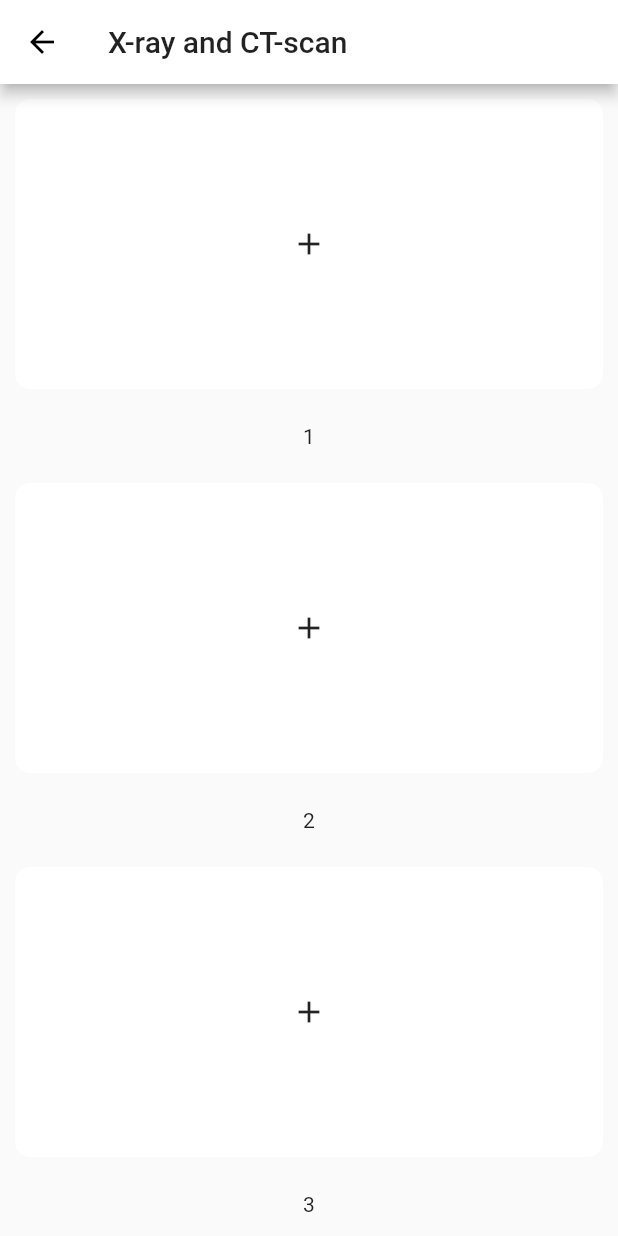
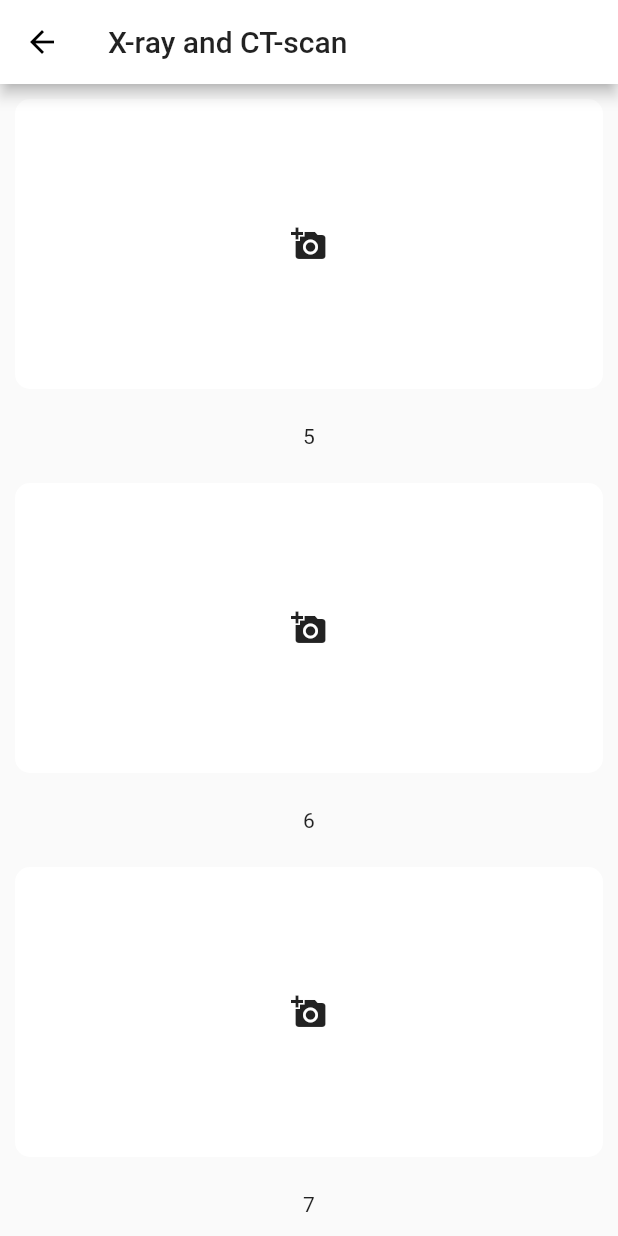
Before and after one commit to JayBhakhar/my_moblie_app, a Flutter app: the screen it shows after launch, in the side drawer, after a tap on "X-Ray And CT-scan", on a phone screen of 412 x 824 dp. Run offline on Flutter 3.47's test engine with Material 2 defaults, Android fonts, the phone set to English and light mode, and no system bars; our stand-ins replace cloud_firestore, firebase_core, image_picker, validators; accounts and stored records are empty.

Commit message:
x-ray and ct

```diff
--- a/lib/x-ray_and_CT.dart
+++ b/lib/x-ray_and_CT.dart
@@ -1,5 +1,8 @@
+import 'dart:io';
+
 import 'package:flutter/cupertino.dart';
 import 'package:flutter/material.dart';
+import 'package:image_picker/image_picker.dart';
 import 'package:star_smile/addPhotosContainer.dart';
 
 class XrayAndCt extends StatefulWidget {
@@ -8,6 +11,48 @@ class XrayAndCt extends StatefulWidget {
 }
 
 class _XrayAndCtState extends State<XrayAndCt> {
+  File _image1;
+  File _image2;
+  File _image3;
+
+  final picker = ImagePicker();
+
+  Future getImage1() async {
+    final pickedFile = await picker.getImage(source: ImageSource.gallery);
+
+    setState(() {
+      if (pickedFile != null) {
+        _image1 = File(pickedFile.path);
+      } else {
+        print('No image selected.');
+      }
+    });
+  }
+
+  Future getImage2() async {
+    final pickedFile = await picker.getImage(source: ImageSource.gallery);
+
+    setState(() {
+      if (pickedFile != null) {
+        _image2 = File(pickedFile.path);
+      } else {
+        print('No image selected.');
+      }
+    });
+  }
+
+  Future getImage3() async {
+    final pickedFile = await picker.getImage(source: ImageSource.gallery);
+
+    setState(() {
+      if (pickedFile != null) {
+        _image3 = File(pickedFile.path);
+      } else {
+        print('No image selected.');
+      }
+    });
+  }
+
   @override
   Widget build(BuildContext context) {
     return Scaffold(
@@ -18,30 +63,33 @@ class _XrayAndCtState extends State<XrayAndCt> {
         crossAxisAlignment: CrossAxisAlignment.stretch,
         children: [
           Expanded(
-            flex: 2,
             child: AddPhotosContainer(
+              onPress: getImage1,
+              cardChild: _image1 == null
+                  ? Icon(Icons.add_a_photo)
+                  : Image.file(_image1),
               colour: Colors.white,
-              cardChild: Icon(Icons.add),
-              onPress: () {},
-              text: '1',
+              text: '5',
             ),
           ),
           Expanded(
-            flex: 2,
             child: AddPhotosContainer(
+              onPress: getImage2,
+              cardChild: _image2 == null
+                  ? Icon(Icons.add_a_photo)
+                  : Image.file(_image2),
               colour: Colors.white,
-              cardChild: Icon(Icons.add),
-              onPress: () {},
-              text: '2',
+              text: '6',
             ),
           ),
           Expanded(
-            flex: 2,
             child: AddPhotosContainer(
+              onPress: getImage3,
+              cardChild: _image3 == null
+                  ? Icon(Icons.add_a_photo)
+                  : Image.file(_image3),
               colour: Colors.white,
-              cardChild: Icon(Icons.add),
-              onPress: () {},
-              text: '3',
+              text: '7',
             ),
           ),
         ],
```
